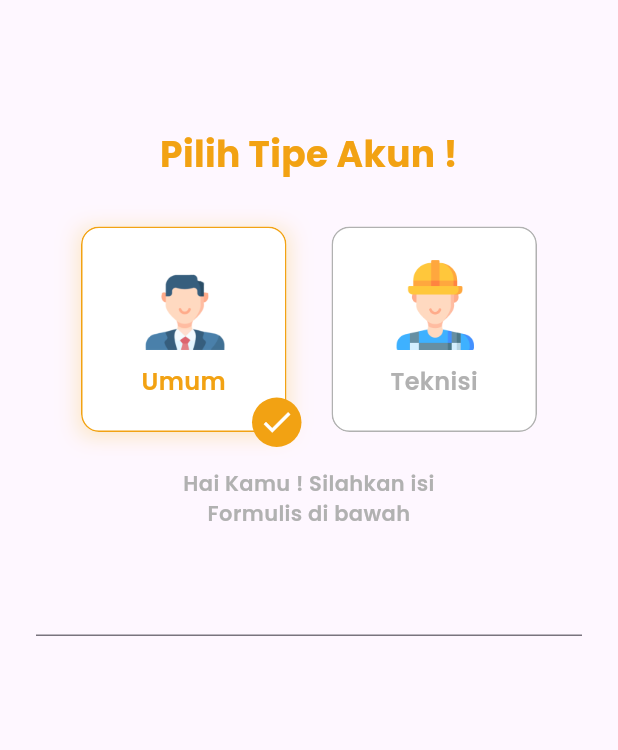
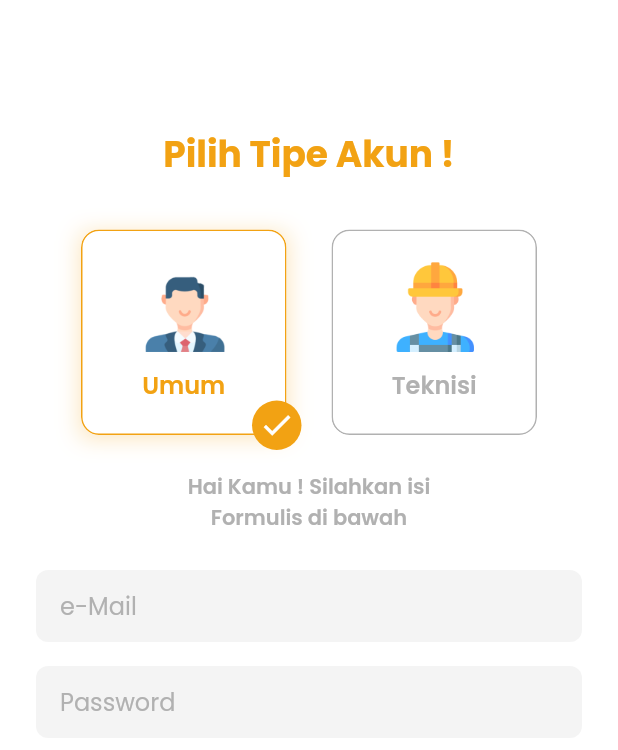
Before and after one commit to vugn/CollegeTech, a Flutter app: the screen it shows after launch, on a phone screen of 412 x 824 dp. Shown: the top 750 px of the screen. Run offline on Flutter 3.47's test engine with Material 2 defaults, Android fonts, the phone set to English and light mode, and no system bars; our stand-ins replace get, google_fonts.

Commit message:
:lipstick: Add Forms UI

```diff
--- a/lib/main.dart
+++ b/lib/main.dart
@@ -17,9 +17,7 @@ class MainApp extends StatelessWidget {
       title: 'CoTech Indonesia',
       debugShowCheckedModeBanner: false,
       theme: ThemeData(
-          useMaterial3: true,
-          primarySwatch: cotech,
-          fontFamily: GoogleFonts.poppins().fontFamily),
+          primarySwatch: cotech, fontFamily: GoogleFonts.poppins().fontFamily),
       initialRoute: Routes.LOGIN,
       getPages: AppPages.routes,
     );
--- a/lib/ui/pages/auth/login.dart
+++ b/lib/ui/pages/auth/login.dart
@@ -2,6 +2,7 @@ import 'package:flutter/material.dart';
 import 'package:google_fonts/google_fonts.dart';
 import 'package:teknisi_app/utils/color_palette.dart';
 import 'package:teknisi_app/widgets/account_button.dart';
+import 'package:teknisi_app/widgets/forms.dart';
 
 class LoginPage extends StatefulWidget {
   const LoginPage({super.key});
@@ -11,12 +12,18 @@ class LoginPage extends StatefulWidget {
 }
 
 class _LoginPageState extends State<LoginPage> {
+  final TextEditingController _emailLoginController = TextEditingController();
+  final TextEditingController _passwordLoginController =
+      TextEditingController();
   bool isUserActive = true;
   bool isTechnicianActive = false;
   @override
   Widget build(BuildContext context) {
     return Scaffold(
-      body: SafeArea(
+      backgroundColor: Colors.white,
+      body: SizedBox(
+        height: MediaQuery.of(context).size.height,
+        child: SafeArea(
             child: SingleChildScrollView(
           child: Column(
             children: [
@@ -92,12 +99,28 @@ class _LoginPageState extends State<LoginPage> {
               Container(
                 margin: const EdgeInsets.symmetric(horizontal: 24),
                 child: Column(
-                children: [TextField()],
+                  children: [
+                    CustomTextField(
+                      controller: _emailLoginController,
+                      hint: 'e-Mail',
+                      type: TextInputType.emailAddress,
+                    ),
+                    const SizedBox(
+                      height: 16,
+                    ),
+                    CustomTextField(
+                      controller: _passwordLoginController,
+                      hint: 'Password',
+                      isPassword: true,
+                      type: TextInputType.visiblePassword,
+                    ),
+                  ],
                 ),
               )
             ],
           ),
         )),
+      ),
     );
   }
 }
--- /dev/null
+++ b/lib/widgets/forms.dart
@@ -0,0 +1,75 @@
+import 'package:flutter/material.dart';
+import 'package:teknisi_app/utils/color_palette.dart';
+
+class CustomTextField extends StatefulWidget {
+  const CustomTextField({
+    super.key,
+    required this.controller,
+    this.node,
+    this.size,
+    this.icon,
+    this.autofillHints,
+    this.label,
+    this.type,
+    this.maxLines,
+    this.suffixIcon,
+    this.onPressed,
+    required this.hint,
+    this.isPassword,
+    this.noLabel,
+  });
+  final TextEditingController controller;
+  final FocusNode? node;
+  final Size? size;
+  final Icon? icon;
+  final Icon? suffixIcon;
+  final String? label;
+  final bool? noLabel;
+  final String hint;
+  final TextInputType? type;
+  final int? maxLines;
+  final VoidCallback? onPressed;
+  final bool? isPassword;
+  final Iterable<String>? autofillHints;
+
+  @override
+  State<CustomTextField> createState() => _CustomTextFieldState();
+}
+
+class _CustomTextFieldState extends State<CustomTextField> {
+  @override
+  Widget build(BuildContext context) {
+    return Container(
+      decoration: BoxDecoration(boxShadow: [
+        widget.controller.value.text.isNotEmpty
+            ? BoxShadow(
+                offset: const Offset(0, 1),
+                blurRadius: 5,
+                color: cotech.shade100)
+            : const BoxShadow(color: Colors.transparent)
+      ]),
+      child: TextField(
+        controller: widget.controller,
+        keyboardType: widget.type,
+        obscureText: widget.isPassword ?? false,
+        decoration: InputDecoration(
+            contentPadding: const EdgeInsets.symmetric(horizontal: 16),
+            filled: true,
+            fillColor: const Color(0xFFF4F4F4),
+            border: const OutlineInputBorder(
+                borderSide: BorderSide.none,
+                borderRadius: BorderRadius.all(Radius.circular(8))),
+            enabledBorder: OutlineInputBorder(
+                borderSide: widget.controller.value.text.isNotEmpty
+                    ? const BorderSide(color: cotech)
+                    : BorderSide.none,
+                borderRadius: const BorderRadius.all(Radius.circular(8))),
+            focusedBorder: const OutlineInputBorder(
+                borderSide: BorderSide(color: cotech),
+                borderRadius: BorderRadius.all(Radius.circular(8))),
+            hintText: widget.hint,
+            hintStyle: const TextStyle(color: Color(cotechSecondaryValue))),
+      ),
+    );
+  }
+}
```
Lines whose indentation alone changed are shown as unchanged.
